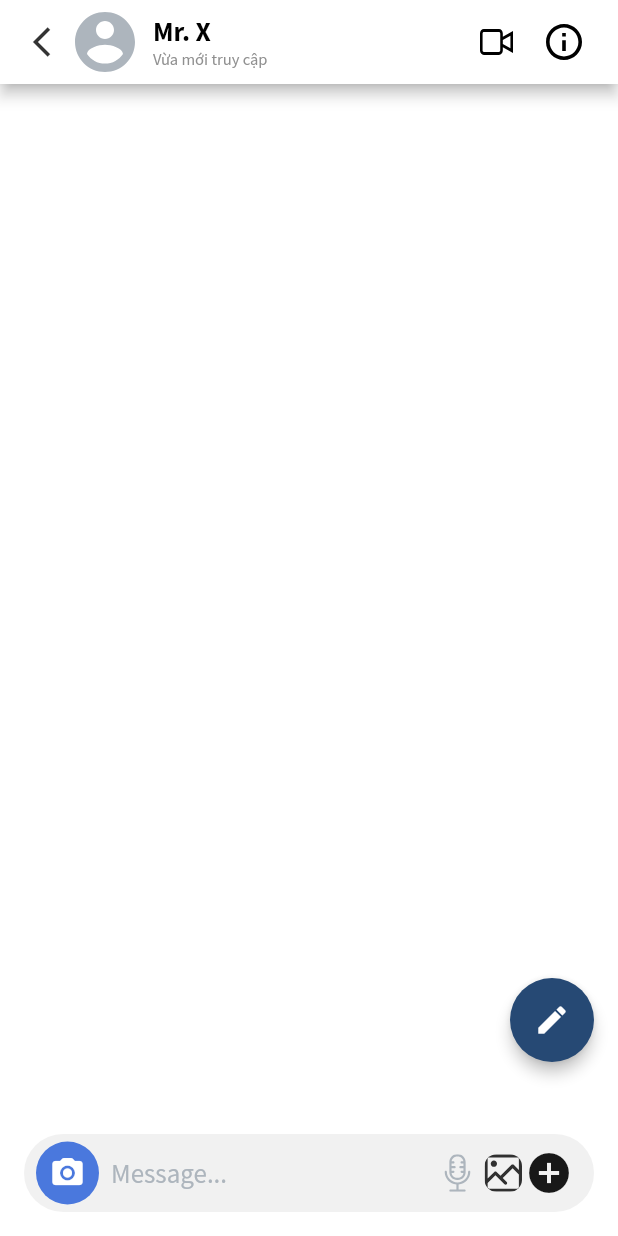
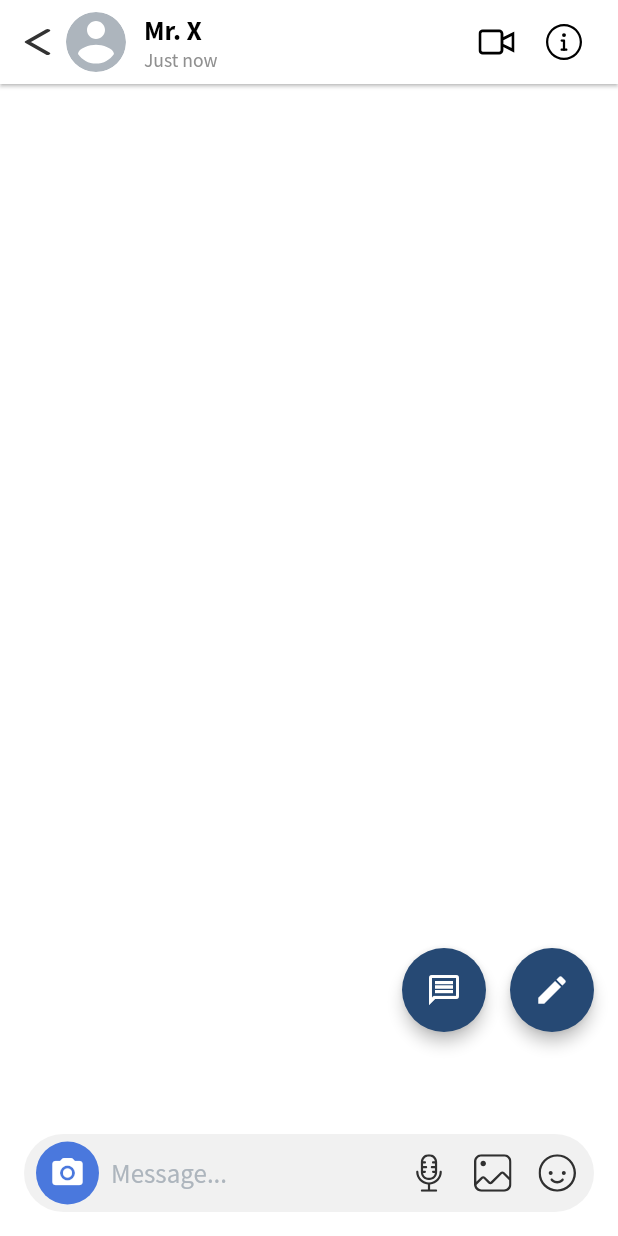
Before and after one commit to TKH219/fakeMessageApp, a Flutter app: the screen it shows after launch, after a tap on "Instagram", on a phone screen of 412 x 824 dp. Run offline on Flutter 3.47's test engine with Material 2 defaults, Android fonts, the phone set to English and light mode, and no system bars; drawn by our look-alikes of screenshot; our stand-ins replace flutter_svg, fluttertoast, image_gallery_saver, image_picker, in_app_purchase, permission_handler and 1 more.

Commit message:
complete handle instagram message screen

```diff
--- a/lib/core/CoreStateWidget.dart
+++ b/lib/core/CoreStateWidget.dart
@@ -13,6 +13,7 @@ abstract class CoreScreenState<CS extends CoreScreenWidget> extends State<CS> {
   var isLargeScreen = false;
   var isSafeArea = true;
   var textScaleFactor = 1.0;
+  bool showFunctionButton = true;
 
   ScreenshotController screenshotController = ScreenshotController();
 
--- a/lib/features/customView/AddNewMessageButton.dart
+++ b/lib/features/customView/AddNewMessageButton.dart
@@ -8,8 +8,8 @@ import 'AddNewMessageWidget.dart';
 class AddNewMessageButton extends StatelessWidget {
 
   final Function(MessageItemModel) onAddNewMessage;
-
-  AddNewMessageButton(this.onAddNewMessage);
+  final bool haveAttachImageOption;
+  AddNewMessageButton(this.onAddNewMessage, {this.haveAttachImageOption = false});
 
   @override
   Widget build(BuildContext context) {
--- a/lib/features/customView/AddNewMessageWidget.dart
+++ b/lib/features/customView/AddNewMessageWidget.dart
@@ -18,11 +18,12 @@ import 'SelectMessageTypeWidget.dart';
 
 class AddNewMessageWidget extends CoreScreenWidget {
   final Function(MessageItemModel)? onDone;
+  final bool haveAttachImageOption = false;
+
+  AddNewMessageWidget({this.onDone, haveAttachImageOption = false});
 
   @override
   AddNewMessageState createState() => AddNewMessageState();
-
-  AddNewMessageWidget({this.onDone});
 }
 
 class AddNewMessageState extends CoreScreenState<AddNewMessageWidget> {
@@ -71,7 +72,7 @@ class AddNewMessageState extends CoreScreenState<AddNewMessageWidget> {
             ),
             SizedBox(height: 16),
             SelectMessageTypeWidget(listMessageType),
-            changeReceiverAvatar(),
+            attachImage(),
             SizedBox(height: 16),
             ConfirmButton("done".toUpperCase(), onTapButton: onTapDone)
           ],
@@ -80,7 +81,9 @@ class AddNewMessageState extends CoreScreenState<AddNewMessageWidget> {
     );
   }
 
-  Widget changeReceiverAvatar() {
+  Widget attachImage() {
+    if (!widget.haveAttachImageOption) return SizedBox.shrink();
+
     return ListTile(
         title: Text(
           'Attach image file',
--- a/lib/features/iMessageDetail/IMessageDetailScreen.dart
+++ b/lib/features/iMessageDetail/IMessageDetailScreen.dart
@@ -38,7 +38,6 @@ class IMessageDetailState extends CoreScreenState<IMessageDetailScreen> {
   MessageDetailModel model = MessageDetailModel();
 
   late Widget avatarWidget;
-  bool showFunctionButton = true;
   int unreadMessage = 1;
 
   @override
@@ -113,7 +112,7 @@ class IMessageDetailState extends CoreScreenState<IMessageDetailScreen> {
                         setState(() {
                           this.model.contents.add(model);
                         });
-                      }),
+                      }, haveAttachImageOption: false),
                       SizedBox(width: 16),
                       functionButtonWidget(),
                     ],
--- a/lib/features/instagramMessageDetail/InstagramMessageDetailScreen.dart
+++ b/lib/features/instagramMessageDetail/InstagramMessageDetailScreen.dart
@@ -1,6 +1,7 @@
 import 'package:fake_message_screen/core/CoreScreenWidget.dart';
 import 'package:fake_message_screen/core/CoreStateWidget.dart';
 import 'package:fake_message_screen/features/InstagramMessageDetail/CustomView/IGMessageInputWidget.dart';
+import 'package:fake_message_screen/features/customView/AddNewMessageButton.dart';
 import 'package:fake_message_screen/features/customView/AddNewMessageWidget.dart';
 import 'package:fake_message_screen/features/customView/ConfirmButton.dart';
 import 'package:fake_message_screen/features/customView/CustomTextField.dart';
@@ -25,14 +26,17 @@ class InstagramMessageDetailScreen extends CoreScreenWidget {
   InstagramMessageDetailState createState() => InstagramMessageDetailState();
 }
 
-class InstagramMessageDetailState
-    extends CoreScreenState<InstagramMessageDetailScreen> {
+class InstagramMessageDetailState extends CoreScreenState<InstagramMessageDetailScreen> {
+
   late MessageDetailModel model;
+  late Widget avatarWidget;
 
   @override
   void initState() {
     super.initState();
     model = MessageDetailModel();
+    avatarWidget = ImageUtils.getImagesSvg(IC_AVATAR_DEFAULT_IMESS,
+        width: 40, height: 40, color: gray5);
   }
 
   @override
@@ -44,6 +48,7 @@ class InstagramMessageDetailState
       centerTitle: false,
       automaticallyImplyLeading: false,
       leading: null,
+      elevation: 1,
       title: Row(
         mainAxisAlignment: MainAxisAlignment.start,
         children: [
@@ -51,22 +56,13 @@ class InstagramMessageDetailState
             onTap: () => Navigator.of(context).pop(),
             child: Container(
               padding: EdgeInsets.only(right: 10),
-              child: Icon(Icons.arrow_back_ios_sharp, size: 24, color: Colors.black.withOpacity(0.8),),
-            ),
+              child: ImageUtils.getImagesSvg(IC_BACK_ARROW, width: 18, height: 18, color: Colors.black.withOpacity(0.8))),
           ),
           Container(
             padding: EdgeInsets.only(right: 12),
             child: ClipRRect(
-              borderRadius: BorderRadius.circular(16),
-              child: (this.model.receiverAvatar == null ||
-                      (this.model.receiverAvatar?.isEmpty == null))
-                  ? ImageUtils.getImagesSvg(IC_AVATAR_DEFAULT_IMESS,
-                      width: 40, height: 40, color: gray5)
-                  : Image.network(
-                      this.model.receiverAvatar!,
-                      height: 40,
-                      width: 40,
-                    ),
+              borderRadius: BorderRadius.circular(20),
+              child: avatarWidget,
             ),
           ),
           Column(
@@ -75,15 +71,14 @@ class InstagramMessageDetailState
             children: [
               Text(
                 model.receiverName,
-                style: TextStyles.NORMAL_LABEL.getStyle.copyWith(
+                style: TextStyles.HEADING_5.getStyle.copyWith(
                     color: Colors.black,
-                    fontSize: 18,
-                    fontWeight: FontWeight.bold),
+                    fontSize: 18),
                 textAlign: TextAlign.left,
               ),
               Text(model.lastTimeOnline,
                   style: TextStyles.CAPTION.getStyle
-                      .copyWith(color: gray_600, fontSize: 11),
+                      .copyWith(color: gray_600, fontSize: 13),
                   textAlign: TextAlign.left),
             ],
           ),
@@ -92,7 +87,7 @@ class InstagramMessageDetailState
       actions: [
         IconButton(
           color: Colors.black,
-          icon: ImageUtils.getImagesSvg(IC_IG_VIDEO, width: 22, height: 25, color: Colors.black),
+          icon: ImageUtils.getImagesSvg(IC_IG_VIDEO, width: 24, height: 24, color: Colors.black),
           iconSize: 24,
           padding: EdgeInsets.only(left: 18),
           onPressed: () => Navigator.pop(context),
@@ -113,7 +108,7 @@ class InstagramMessageDetailState
   Widget buildMobileLayout(BuildContext context) {
     return Container(
       color: Colors.white,
-      padding: EdgeInsets.symmetric(vertical: 16),
+      padding: EdgeInsets.only(bottom: 16),
       child: Stack(
         children: [
           ListView.separated(
@@ -145,12 +140,31 @@ class InstagramMessageDetailState
                       )
                     : IncomingIGMessageWidget(
                         model.contents[index].content,
-                        model.receiverAvatar,
+                        avatarWidget,
                         shouldBorderBottomLeft: shouldShowBorderBottom,
                         shouldBorderTopLeft: shouldShowBorderTop,
                       );
               }),
-          Positioned(bottom: 100, right: 16, child: functionButton()),
+          Positioned(
+              bottom: 120,
+              right: 16,
+              child: Visibility(
+                visible: showFunctionButton,
+                child: Row(
+                  mainAxisSize: MainAxisSize.min,
+                  mainAxisAlignment: MainAxisAlignment.end,
+                  crossAxisAlignment: CrossAxisAlignment.center,
+                  children: [
+                    AddNewMessageButton((model) {
+                      setState(() {
+                        this.model.contents.add(model);
+                      });
+                    }, haveAttachImageOption: false),
+                    SizedBox(width: 16),
+                    functionButton(),
+                  ],
+                ),
+              )),
           Positioned(
               bottom: MediaQuery.of(context).padding.bottom,
               left: 0,
@@ -171,7 +185,11 @@ class InstagramMessageDetailState
                 setState(() {
                   model = _model;
                 });
-              });
+              }, onChangeAvatar: (file) {
+                setState(() {
+                  avatarWidget = Image.file(file, width: 40, height: 40, fit: BoxFit.cover);
+                });
+              },);
             });
       },
     );
--- a/lib/features/instagramMessageDetail/customView/IGMessageInputWidget.dart
+++ b/lib/features/instagramMessageDetail/customView/IGMessageInputWidget.dart
@@ -9,7 +9,8 @@ class IGMessageInputWidget extends StatelessWidget {
   @override
   Widget build(BuildContext context) {
     return Container(
-      decoration: BoxDecoration(color: gray_F1F1, borderRadius: BorderRadius.circular(26)),
+      decoration: BoxDecoration(
+          color: gray_F1F1, borderRadius: BorderRadius.circular(26)),
       margin: EdgeInsets.symmetric(horizontal: 16),
       padding: EdgeInsets.symmetric(vertical: 2),
       child: Row(children: <Widget>[
@@ -37,22 +38,16 @@ class IGMessageInputWidget extends StatelessWidget {
         )),
         IconButton(
           color: gray5,
-          icon: ImageUtils.getImagesSvg(IC_IG_MICRO,
-              color: gray5, width: 25, height: 25),
+          icon: ImageUtils.getImagesSvg(IC_IG_MICRO, color: Colors.black.withOpacity(0.8), width: 25, height: 25),
           iconSize: 25,
           padding: EdgeInsets.only(left: 12),
           onPressed: () => Navigator.pop(context),
         ),
-        ClipRRect(
-          borderRadius: BorderRadius.circular(8.0),
-              child: ImageUtils.getImagesSvg(IC_IG_IMAGE, color: Colors.black.withOpacity(0.8), width: 25, height: 25)),
-        IconButton(
-          color: gray5,
-          icon: Icon(Icons.add_circle, color: Colors.black.withOpacity(0.9),),
-          iconSize: 32,
-          padding: EdgeInsets.only(right: 12),
-          onPressed: () => Navigator.pop(context),
-        ),
+        SizedBox(width: 12),
+        ImageUtils.getImagesSvg(IC_IG_IMAGE, color: Colors.black.withOpacity(0.8), width: 25, height: 25),
+        SizedBox(width: 18),
+        ImageUtils.getImagesSvg(IC_IG_EMOJI, color: Colors.black.withOpacity(0.8), width: 25, height: 25),
+        SizedBox(width: 12),
       ]),
     );
   }
--- a/lib/features/zaloMessageDetail/model/MessageDetailModel.dart
+++ b/lib/features/zaloMessageDetail/model/MessageDetailModel.dart
@@ -10,7 +10,7 @@ class MessageDetailModel extends Object {
 
   MessageDetailModel(
       {this.receiverName = "Mr. X",
-      this.lastTimeOnline = 'Vừa mới truy cập',
+      this.lastTimeOnline = 'Just now',
       this.receiverAvatar,
       this.contents = const<MessageItemModel>[]}) {
     this.contents = [];
--- a/lib/utils/ImageAssetsConstant.dart
+++ b/lib/utils/ImageAssetsConstant.dart
@@ -16,6 +16,7 @@ const String IC_AVATAR_DEFAULT = '${ASSETS_ICONS_SVG_PATH}ic_profile_avatar_defa
 const String IC_SIGN_OUT = '${ASSETS_ICONS_SVG_PATH}ic_signout.svg';
 const String IC_CHANGE_PASSWORD = '${ASSETS_ICONS_SVG_PATH}ic_change_password.svg';
 const String IC_ZALO = '${ASSETS_ICONS_SVG_PATH}ic_zalo.svg';
+const String IC_IG_EMOJI = '${ASSETS_ICONS_SVG_PATH}ic_smile_emoji.svg';
 const String IC_IG_INFO = '${ASSETS_ICONS_SVG_PATH}ic_instagram_info.svg';
 const String IC_IG_VIDEO = '${ASSETS_ICONS_SVG_PATH}ic_instagram_video.svg';
 const String IC_IG_MICRO = '${ASSETS_ICONS_SVG_PATH}ic_instagram_micro.svg';
```
Also changed, not shown: lib/features/customView/FunctionDialogWidget.dart (+36 -22 lines), lib/features/instagramMessageDetail/customView/IncomingIGMessageWidget.dart (+15 -17 lines), assets/images/svg/ic_instagram_image.svg, assets/images/svg/ic_instagram_info.svg, assets/images/svg/ic_smile_emoji.svg (added).
